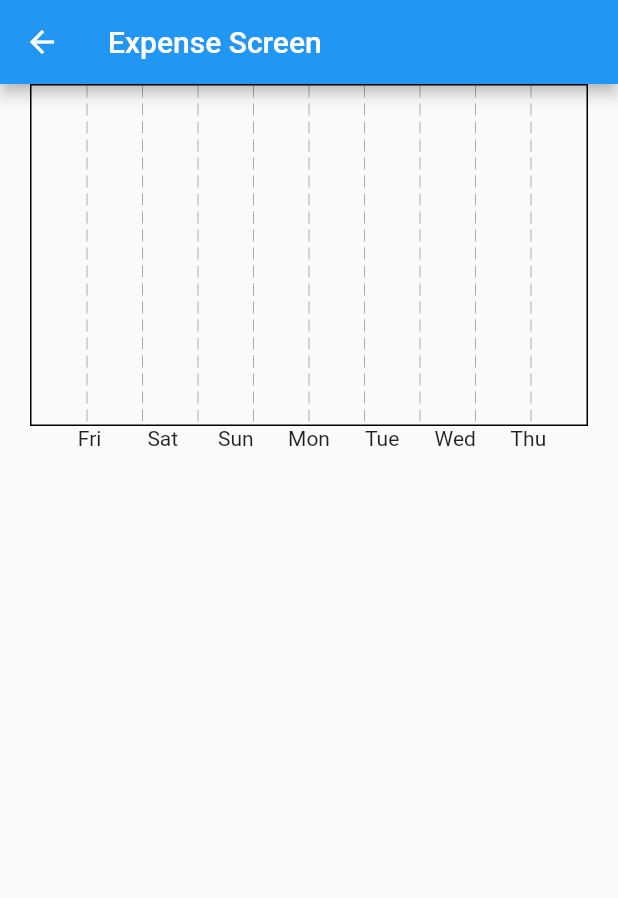
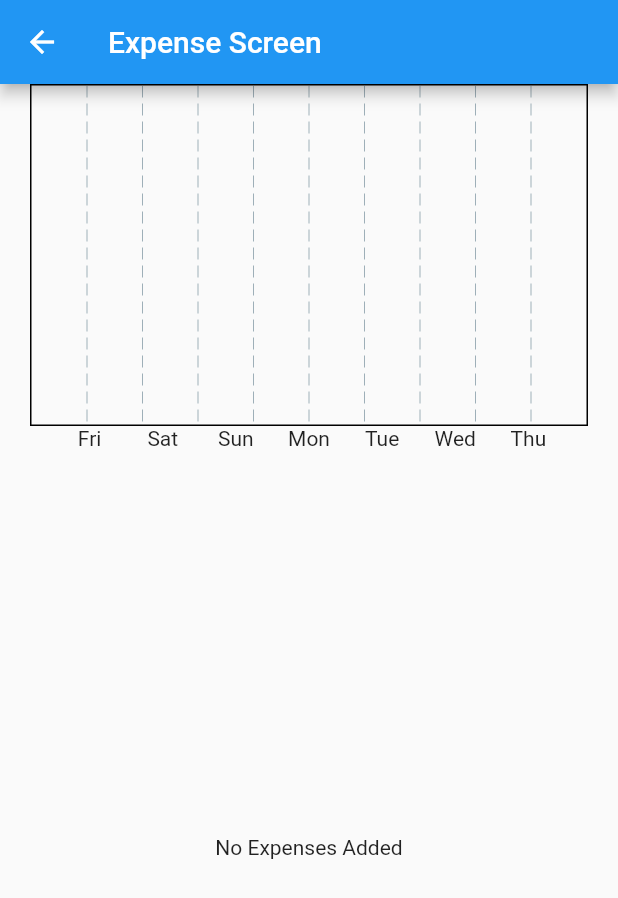
Before and after one commit to Zelelo622/Expense_App, a Flutter app: the screen it shows after launch, after a tap on "Auto And Transport", on a phone screen of 412 x 824 dp. Shown: the top 898 px of the screen. Run offline on Flutter 3.47's test engine with Material 2 defaults, Android fonts, the phone set to English and light mode, and no system bars; drawn by our look-alikes of fl_chart; our stand-ins replace sqflite; accounts and stored records are empty.

Commit message:
all expense screen and func

```diff
--- a/lib/main.dart
+++ b/lib/main.dart
@@ -4,6 +4,7 @@ import './models/database_provider.dart';
 // screens
 import './screens/category_screen.dart';
 import './screens/expense_screen.dart';
+import './screens/all_expenses.dart';
 
 void main() {
   runApp(ChangeNotifierProvider(
@@ -23,6 +24,7 @@ class MyApp extends StatelessWidget {
       routes: {
         CategoryScreen.name: (_) => const CategoryScreen(),
         ExpenseScreen.name: (_) => const ExpenseScreen(),
+        AllExpenses.name: (_) => const AllExpenses(),
       },
     );
   }
--- a/lib/models/database_provider.dart
+++ b/lib/models/database_provider.dart
@@ -7,11 +7,27 @@ import './ex_category.dart';
 import './expense.dart';
 
 class DatabaseProvider with ChangeNotifier {
+  String _searchText = '';
+  String get searchText => _searchText;
+  set searchText(String value) {
+    _searchText = value;
+    notifyListeners();
+    // when the value of the search text changes it will notify the widgets.
+  }
+
   List<ExpenseCategory> _categories = [];
   List<ExpenseCategory> get categories => _categories;
 
   List<Expense> _expenses = [];
-  List<Expense> get expenses => _expenses;
+  // when the search text is empty, return whole list, else search for the value
+  List<Expense> get expenses {
+    return _searchText != ''
+        ? _expenses
+            .where((e) =>
+                e.title.toLowerCase().contains(_searchText.toLowerCase()))
+            .toList()
+        : _expenses;
+  }
 
   Database? _database;
   Future<Database> get database async {
@@ -116,6 +132,21 @@ class DatabaseProvider with ChangeNotifier {
     });
   }
 
+  Future<void> deleteExpense(int expId, String category, double amount) async {
+    final db = await database;
+    await db.transaction((txn) async {
+      await txn.delete(eTable, where: 'id == ?', whereArgs: [expId]).then((_) {
+        // remove from in-app memory too
+        _expenses.removeWhere((element) => element.id == expId);
+        notifyListeners();
+        // we have to update the entries and totalamount too
+
+        var ex = findCategory(category);
+        updateCategory(category, ex.entries - 1, ex.totalAmount - amount);
+      });
+    });
+  }
+
   Future<List<Expense>> fetchExpenses(String category) async {
     final db = await database;
     return await db.transaction((txn) async {
@@ -123,6 +154,19 @@ class DatabaseProvider with ChangeNotifier {
           where: 'category == ?', whereArgs: [category]).then((data) {
         final converted = List<Map<String, dynamic>>.from(data);
         //
+        List<Expense> nList = List.generate(
+            converted.length, (index) => Expense.fromString(converted[index]));
+        _expenses = nList;
+        return _expenses;
+      });
+    });
+  }
+
+  Future<List<Expense>> fetchAllExpenses() async {
+    final db = await database;
+    return await db.transaction((txn) async {
+      return await txn.query(eTable).then((data) {
+        final converted = List<Map<String, dynamic>>.from(data);
         List<Expense> nList = List.generate(
             converted.length, (index) => Expense.fromString(converted[index]));
         _expenses = nList;
@@ -153,13 +197,13 @@ class DatabaseProvider with ChangeNotifier {
     List<Map<String, dynamic>> data = [];
 
     for (int i = 0; i < 7; i++) {
-      double total  = 0.0;
+      double total = 0.0;
       final weekDay = DateTime.now().subtract(Duration(days: i));
 
       for (int j = 0; j < _expenses.length; j++) {
         if (_expenses[j].date.year == weekDay.year &&
-        _expenses[j].date.month == weekDay.month &&
-        _expenses[j].date.day == weekDay.day) {
+            _expenses[j].date.month == weekDay.month &&
+            _expenses[j].date.day == weekDay.day) {
           total += _expenses[j].amount;
         }
       }
--- a/lib/widgets/category_screen/category_fetcher.dart
+++ b/lib/widgets/category_screen/category_fetcher.dart
@@ -3,6 +3,7 @@ import 'package:provider/provider.dart';
 import '../../models/database_provider.dart';
 import './category_list.dart';
 import './total_chart.dart';
+import '../../screens/all_expenses.dart';
 
 class CategoryFetcher extends StatefulWidget {
   const CategoryFetcher({super.key});
@@ -37,12 +38,29 @@ class _CategoryFetcherState extends State<CategoryFetcher> {
             return Padding(
               padding: const EdgeInsets.symmetric(horizontal: 20.0),
               child: Column(
-                children: const [
-                  SizedBox(
+                children: [
+                  const SizedBox(
                     height: 250.0,
                     child: TotalChart(),
                   ),
-                  Expanded(child: CategoryList()),
+                  Row(
+                    mainAxisAlignment: MainAxisAlignment.spaceBetween,
+                    children: [
+                      const Text(
+                        'Expenses',
+                        style: TextStyle(
+                          fontWeight: FontWeight.bold,
+                        ),
+                      ),
+                      TextButton(
+                        onPressed: () {
+                          Navigator.of(context).pushNamed(AllExpenses.name);
+                        },
+                        child: const Text('View All'),
+                      ),
+                    ],
+                  ),
+                  const Expanded(child: CategoryList()),
                 ],
               ),
             );
--- a/lib/widgets/category_screen/total_chart.dart
+++ b/lib/widgets/category_screen/total_chart.dart
@@ -49,8 +49,9 @@ class _TotalChartState extends State<TotalChart> {
                           const SizedBox(width: 5.0),
                           Text(e.title),
                           const SizedBox(width: 5.0),
-                          Text(
-                              '${((e.totalAmount / total) * 100).toStringAsFixed(2)}%')
+                          Text(total == 0
+                              ? '0%'
+                              : '${((e.totalAmount / total) * 100).toStringAsFixed(2)}%')
                         ],
                       ),
                     ))
@@ -62,11 +63,20 @@ class _TotalChartState extends State<TotalChart> {
               child: PieChart(
                 PieChartData(
                   centerSpaceRadius: 20.0,
-                  sections: list
+                  sections: total != 0
+                      ? list
                           .map(
                             (e) => PieChartSectionData(
                               showTitle: false,
                               value: e.totalAmount,
+                              color: Colors.primaries[list.indexOf(e)],
+                            ),
+                          )
+                          .toList()
+                      : list
+                          .map(
+                            (e) => PieChartSectionData(
+                              showTitle: false,
                               color: Colors.primaries[list.indexOf(e)],
                             ),
                           )
--- a/lib/widgets/expense_screen/expense_list.dart
+++ b/lib/widgets/expense_screen/expense_list.dart
@@ -11,9 +11,13 @@ class ExpenseList extends StatelessWidget {
     return Consumer<DatabaseProvider>(
       builder: (_, db, __) {
         var exList = db.expenses;
-        return ListView.builder(
-            itemCount: exList.length,
-            itemBuilder: (_, i) => ExpenseCard(exList[i]));
+        return exList.isNotEmpty
+            ? ListView.builder(
+                itemCount: exList.length,
+                itemBuilder: (_, i) => ExpenseCard(exList[i]))
+            : const Center(
+                child: Text('No Expenses Added'),
+              );
       },
     );
   }
```
Also changed, not shown: lib/screens/all_expenses.dart (added, +22 -0 lines), lib/widgets/all_expenses_screen/all_expenses_fetcher.dart (added, +59 -0 lines), lib/widgets/all_expenses_screen/all_expenses_list.dart (added, +27 -0 lines), lib/widgets/all_expenses_screen/expense_search.dart (added, +25 -0 lines), lib/widgets/expense_screen/confirm_box.dart (added, +40 -0 lines), lib/widgets/expense_screen/expense_card.dart (+21 -10 lines). Lines whose indentation alone changed are shown as unchanged.
